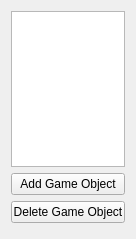
Above: hierarchy_widget.ui from rogerbusquets97/Graphics-Engine before the change. Below: the same form after it.
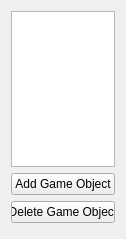
That is the form after the change.

Patch:
```diff
--- a/hierarchy_widget.ui
+++ b/hierarchy_widget.ui
@@ -6,10 +6,16 @@
    <rect>
     <x>0</x>
     <y>0</y>
-    <width>136</width>
+    <width>126</width>
     <height>239</height>
    </rect>
   </property>
+  <property name="sizePolicy">
+   <sizepolicy hsizetype="MinimumExpanding" vsizetype="MinimumExpanding">
+    <horstretch>0</horstretch>
+    <verstretch>0</verstretch>
+   </sizepolicy>
+  </property>
   <property name="minimumSize">
    <size>
     <width>50</width>
```
